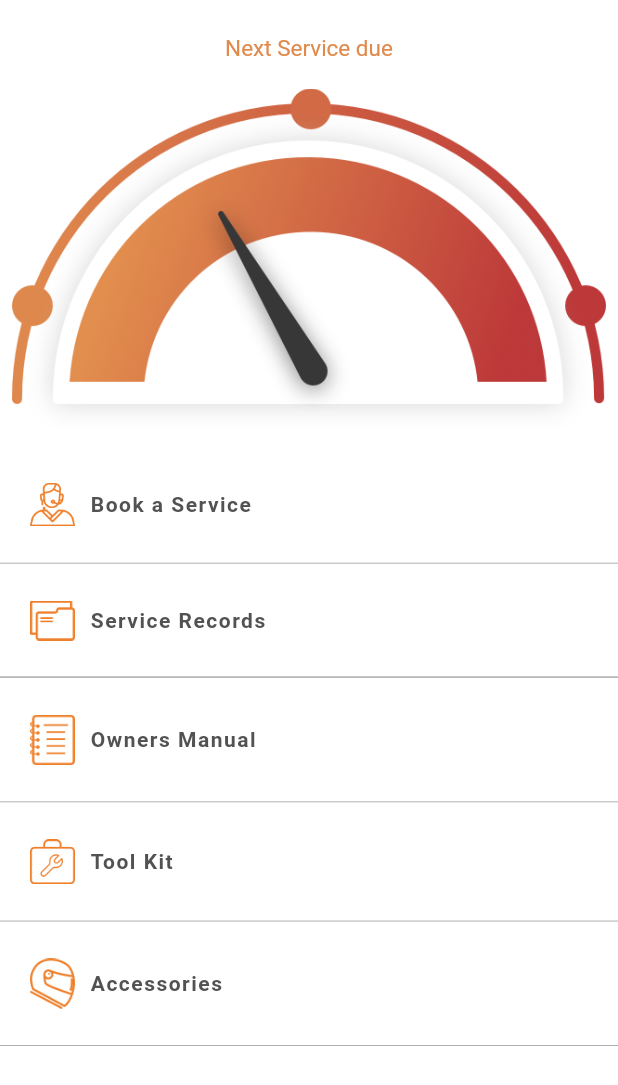
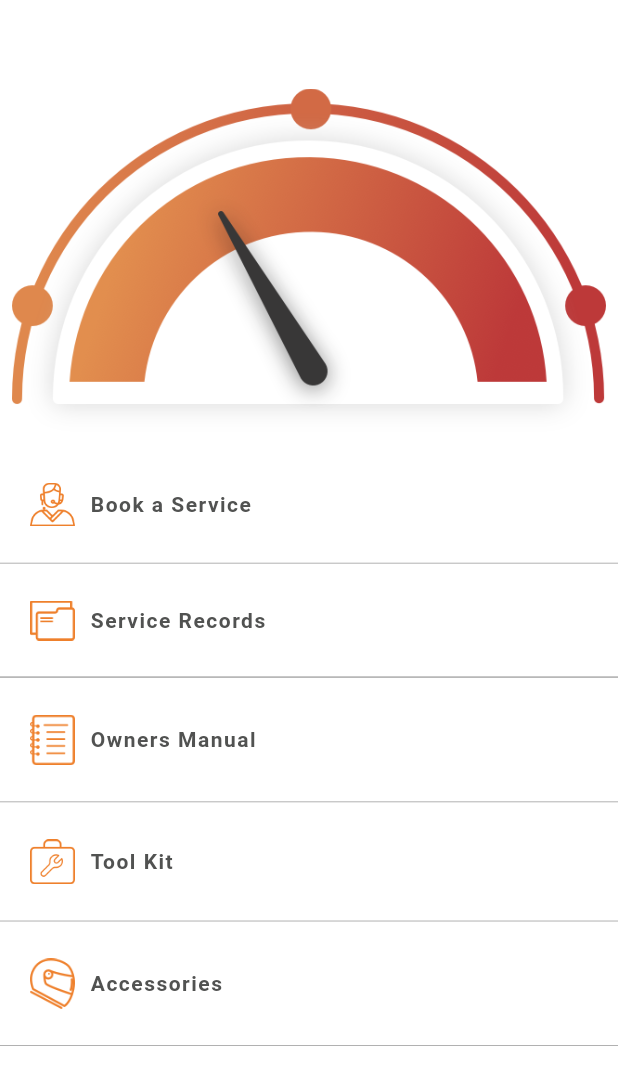
Before and after one commit to Rithik105/bikerider, a Flutter app: the GarageCard screen opened directly, on a phone screen of 412 x 824 dp. Shown: the top 1085 px of the screen. Run offline on Flutter 3.47's test engine with Material 2 defaults, Android fonts, the phone set to English and light mode, and no system bars; our stand-ins replace animated_splash_screen, contacts_service, dotted_line, dropdown_textfield, emoji_picker_flutter, flutter_bloc and 14 more; missing offline and left inert: auto_size_text_field; accounts and stored records are empty; network calls fail.

Commit message:
monday 1

```diff
--- a/lib/Screens/GarageCard.dart
+++ b/lib/Screens/GarageCard.dart
@@ -5,13 +5,10 @@ import 'package:bikerider/Screens/ServiceRecods/service_records.dart';
 import 'package:bikerider/custom/widgets/ShowToast.dart';
 import 'package:flutter/material.dart';
 import 'package:google_fonts/google_fonts.dart';
+
 import '../Http/AddBikeHttp.dart';
+import '../Http/BookService.dart';
 import '../Models/service_records_model.dart';
-import 'manual/manual_model.dart';
-import 'manual/select_vehicle.dart';
-
-import '../Http/BookService.dart';
-import 'BookService/BookServiceScreen.dart';
 import 'manual/manual_model.dart';
 import 'manual/select_vehicle.dart';
 import 'manual/services.dart';
@@ -89,9 +86,11 @@ class _GarageCardState extends State<GarageCard> {
     print("ascending");
     print(sortedDates);
     if (sortedDates.isEmpty) {
-      print('No seervice booked');
-      diffInDays = "No service booked";
-    }
+      print('No service booked');
+      diffInDays = "No services booked";
+      setState(() {});
+      return;
+    } else {
       DateTime temp = DateTime(
           DateTime.now().year, DateTime.now().month, DateTime.now().day, 18);
       print('EndDate: $temp');
@@ -109,6 +108,7 @@ class _GarageCardState extends State<GarageCard> {
         diffInDays = diff.inDays.toString() + " Days";
       }
       setState(() {});
+    }
   }
 
   @override
@@ -132,7 +132,7 @@ class _GarageCardState extends State<GarageCard> {
               ),
               // diffInDays!>0? Text("service"):
               Text(
-                "Next Service due",
+                sortedDates.isEmpty ? '' : "Next Service due",
                 style: GoogleFonts.roboto(
                     fontSize: 15,
                     fontWeight: FontWeight.w400,
@@ -150,19 +150,17 @@ class _GarageCardState extends State<GarageCard> {
                   ),
                 ),
               ),
-
               Column(
                 children: [
                   IgnorePointer(
                     ignoring: DisableSelection[0],
                     child: InkWell(
-                      splashColor: Colors.white,
+                      // splashColor: Colors.white,
                       onTap: () {
                         disableAll(0);
                         BookServiceHttp.prefillDetails().then(
                           (value) {
                             enableAll(0);
-
                             if (value.prefill.isEmpty) {
                               showToast(msg: 'Please add Bike details');
                               print('Please add your bike');
@@ -176,7 +174,9 @@ class _GarageCardState extends State<GarageCard> {
                                   Navigator.push(
                                     context,
                                     MaterialPageRoute(
-                                      builder: (context) => AddBike(),
+                                      builder: (context) => AddBike(
+                                          // bikeList: bikeList,
+                                          ),
                                     ),
                                   );
                                 },
@@ -250,7 +250,7 @@ class _GarageCardState extends State<GarageCard> {
                   IgnorePointer(
                     ignoring: DisableSelection[1],
                     child: InkWell(
-                      splashColor: Colors.white,
+                      // splashColor: Colors.white,
                       onTap: () {
                         disableAll(1);
                         BookServiceHttp.prefillDetails().then(
@@ -270,7 +270,9 @@ class _GarageCardState extends State<GarageCard> {
                                   Navigator.push(
                                     context,
                                     MaterialPageRoute(
-                                      builder: (context) => AddBike(),
+                                      builder: (context) => AddBike(
+                                          // bikeList: bikeList,
+                                          ),
                                     ),
                                   );
                                 },
@@ -342,7 +344,7 @@ class _GarageCardState extends State<GarageCard> {
                   IgnorePointer(
                     ignoring: DisableSelection[2],
                     child: InkWell(
-                      splashColor: Colors.white,
+                      // splashColor: Colors.white,
                       onTap: () {
                         disableAll(2);
                         GetOwnerDetails.getOwner().then(
@@ -431,7 +433,7 @@ class _GarageCardState extends State<GarageCard> {
                   IgnorePointer(
                     ignoring: DisableSelection[3],
                     child: InkWell(
-                      splashColor: Colors.white,
+                      // splashColor: Colors.white,
                       onTap: () {
                         disableAll(3);
                         print('test');
@@ -494,7 +496,7 @@ class _GarageCardState extends State<GarageCard> {
                   IgnorePointer(
                     ignoring: DisableSelection[4],
                     child: InkWell(
-                      splashColor: Colors.white,
+                      // splashColor: Colors.white,
                       onTap: () {
                         print('test');
                         Navigator.pushNamed(context, "/AccessoriesScreen");
```
Also changed, not shown: lib/Screens/ServiceRecods/invoice_details.dart (+6 -7 lines), lib/custom/widgets/text_form_fields.dart (+8 -7 lines). Lines whose indentation alone changed are shown as unchanged.
